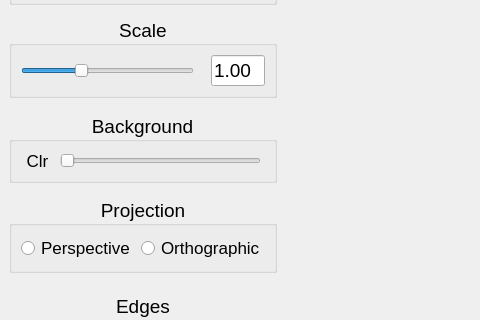
GrusnyDance/3dViewer, file src/viewer/mainwindow.ui: the form before one commit; both pictures show x 0 to 480 and y 397 to 717 of the 918 by 1012 pixel window.
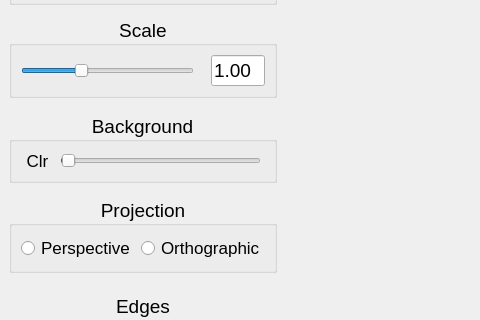
The form after the commit.

What changed in the file:
```diff
--- a/src/viewer/mainwindow.ui
+++ b/src/viewer/mainwindow.ui
@@ -1497,10 +1497,10 @@
           </size>
          </property>
          <property name="minimum">
-          <number>1</number>
+          <number>0</number>
          </property>
          <property name="maximum">
-          <number>1224</number>
+          <number>360</number>
          </property>
          <property name="singleStep">
           <number>1</number>
```
